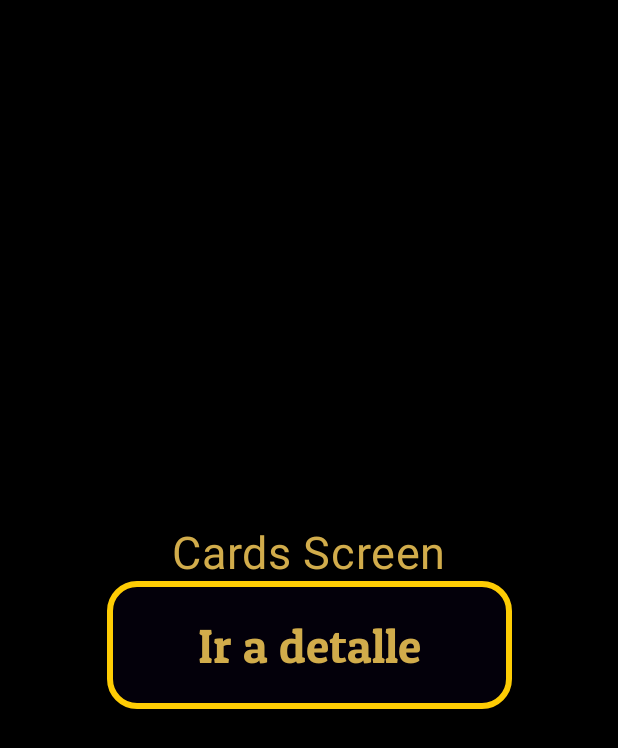
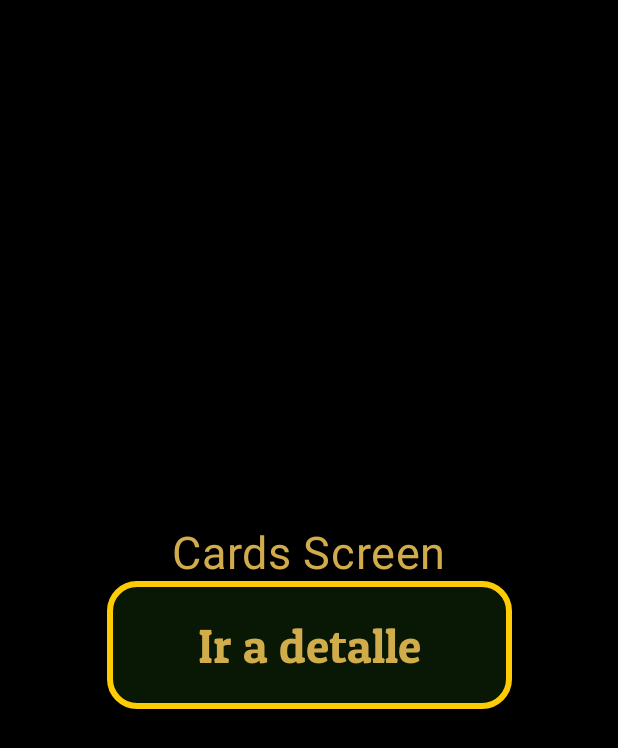
Before and after one commit to EugenYepes/ort-myl-app, an Android app built with Jetpack Compose: the composable CardsScreen shown on its own in the app's theme, on a phone screen of 412 x 824 dp. Shown: the top 748 px of the screen. Run offline under Robolectric (Android 15) with nearby library versions, the phone set to English and light mode, and no system bars.

Commit message:
feat(addBackgroundAndColorFixes): Refactor UI elements and add background
Added a background image to the main layout. Updated color palette

```diff
--- a/app/src/main/java/com/ar/mylapp/components/buttons/ButtonPrimary.kt
+++ b/app/src/main/java/com/ar/mylapp/components/buttons/ButtonPrimary.kt
@@ -1,9 +1,5 @@
 package com.ar.mylapp.components.buttons
-import androidx.compose.foundation.background
 import androidx.compose.foundation.border
-import androidx.compose.foundation.layout.PaddingValues
-import androidx.compose.foundation.layout.fillMaxSize
-import androidx.compose.foundation.layout.fillMaxWidth
 import androidx.compose.foundation.layout.size
 import androidx.compose.foundation.shape.RoundedCornerShape
 import androidx.compose.material3.Button
@@ -11,7 +7,6 @@ import androidx.compose.material3.ButtonDefaults
 import androidx.compose.material3.Text
 import androidx.compose.runtime.Composable
 import androidx.compose.ui.Modifier
-import androidx.compose.ui.graphics.Color
 import androidx.compose.ui.text.TextStyle
 import androidx.compose.ui.text.font.Font
 import androidx.compose.ui.text.font.FontFamily
@@ -23,7 +18,7 @@ import androidx.compose.ui.unit.sp
 import com.ar.mylapp.R
 import com.ar.mylapp.ui.theme.GoldDark
 import com.ar.mylapp.ui.theme.GoldLight
-import com.ar.mylapp.ui.theme.TransparentBlue
+import com.ar.mylapp.ui.theme.TransparentGreen
 
 @Preview
 @Composable
@@ -49,7 +44,7 @@ fun ButtonPrimary(
                 color = GoldLight,
                 shape = RoundedCornerShape(size = 20.dp)),
         colors = ButtonDefaults.buttonColors(
-            containerColor = TransparentBlue,
+            containerColor = TransparentGreen,
             contentColor = GoldDark),
         shape = RoundedCornerShape(20.dp))
     {
--- a/app/src/main/java/com/ar/mylapp/components/buttons/ButtonSecondary.kt
+++ b/app/src/main/java/com/ar/mylapp/components/buttons/ButtonSecondary.kt
@@ -8,7 +8,6 @@ import androidx.compose.material3.ButtonDefaults
 import androidx.compose.material3.Text
 import androidx.compose.runtime.Composable
 import androidx.compose.ui.Modifier
-import androidx.compose.ui.graphics.Color
 import androidx.compose.ui.text.TextStyle
 import androidx.compose.ui.text.font.Font
 import androidx.compose.ui.text.font.FontFamily
@@ -20,7 +19,7 @@ import androidx.compose.ui.unit.sp
 import com.ar.mylapp.R
 import com.ar.mylapp.ui.theme.GoldDark
 import com.ar.mylapp.ui.theme.GoldLight
-import com.ar.mylapp.ui.theme.TransparentBlue
+import com.ar.mylapp.ui.theme.TransparentGreen
 
 @Preview
 @Composable
@@ -47,7 +46,7 @@ fun ButtonSecondary(
                 shape = RoundedCornerShape(size = 20.dp)
             ),
         colors = ButtonDefaults.buttonColors(
-            containerColor = TransparentBlue,
+            containerColor = TransparentGreen,
             contentColor = GoldDark),
         shape = RoundedCornerShape(20.dp)
     )
--- a/app/src/main/java/com/ar/mylapp/components/buttons/ButtonTertiary.kt
+++ b/app/src/main/java/com/ar/mylapp/components/buttons/ButtonTertiary.kt
@@ -8,7 +8,6 @@ import androidx.compose.material3.ButtonDefaults
 import androidx.compose.material3.Text
 import androidx.compose.runtime.Composable
 import androidx.compose.ui.Modifier
-import androidx.compose.ui.graphics.Color
 import androidx.compose.ui.text.TextStyle
 import androidx.compose.ui.text.font.Font
 import androidx.compose.ui.text.font.FontFamily
@@ -20,7 +19,7 @@ import androidx.compose.ui.unit.sp
 import com.ar.mylapp.R
 import com.ar.mylapp.ui.theme.GoldDark
 import com.ar.mylapp.ui.theme.GoldLight
-import com.ar.mylapp.ui.theme.TransparentBlue
+import com.ar.mylapp.ui.theme.TransparentGreen
 
 @Preview
 @Composable
@@ -47,7 +46,7 @@ fun ButtonTertiary(
                 shape = RoundedCornerShape(size = 20.dp)
             ),
         colors = ButtonDefaults.buttonColors(
-            containerColor = TransparentBlue,
+            containerColor = TransparentGreen,
             contentColor = GoldDark),
         shape = RoundedCornerShape(20.dp)
     )
--- a/app/src/main/java/com/ar/mylapp/ui/theme/Color.kt
+++ b/app/src/main/java/com/ar/mylapp/ui/theme/Color.kt
@@ -4,12 +4,12 @@ import androidx.compose.ui.graphics.Color
 
 val GoldDark = Color(0xFFD1AC4B)
 val GoldLight = Color(0xFFFECC04)
-val TransparentBlue = Color(0x112B0A8F)
+val TransparentGreen = Color(0x8F112B0A)
 val Beige = Color(0xFFE6E0B5)
 val White = Color(0xFFFFFFFF)
-val Red = Color(0xFFFF0202)
-val TransparentDark = Color(0x1C1A14F5)
+val Black = Color(0xFF000000)
 val DarkRed = Color(0xFF4D0202)
-val Black = Color(0xFF000000)
-val LightTransparentGray = Color(0xA9A8A48F)
 val TransparentGray = Color(0x80FFFFFF)
+val TransparentDark = Color(0x8F1C1A14)
+//val LightTransparentGray = Color(0x8FA9A8A4)
+//val Red = Color(0xFFFF0202)
```
Also changed, not shown: app/src/main/java/com/ar/mylapp/MainActivity.kt (+11 -0 lines), app/src/main/java/com/ar/mylapp/screens/home/Home.kt (added, +47 -0 lines), 1 other file.
